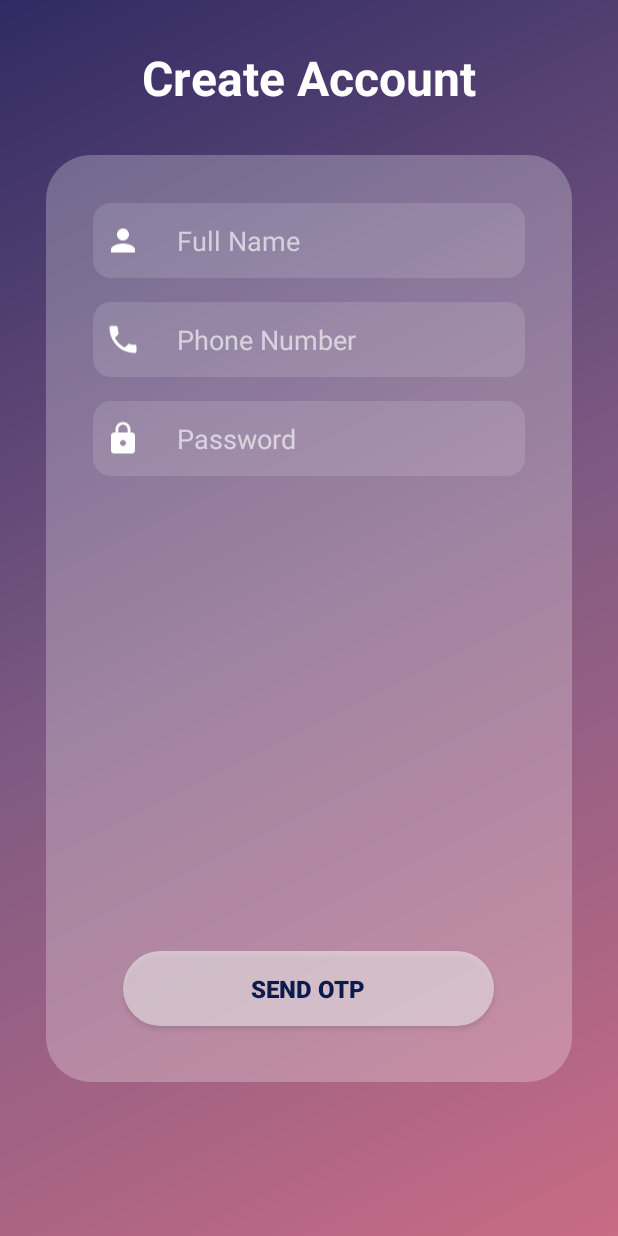
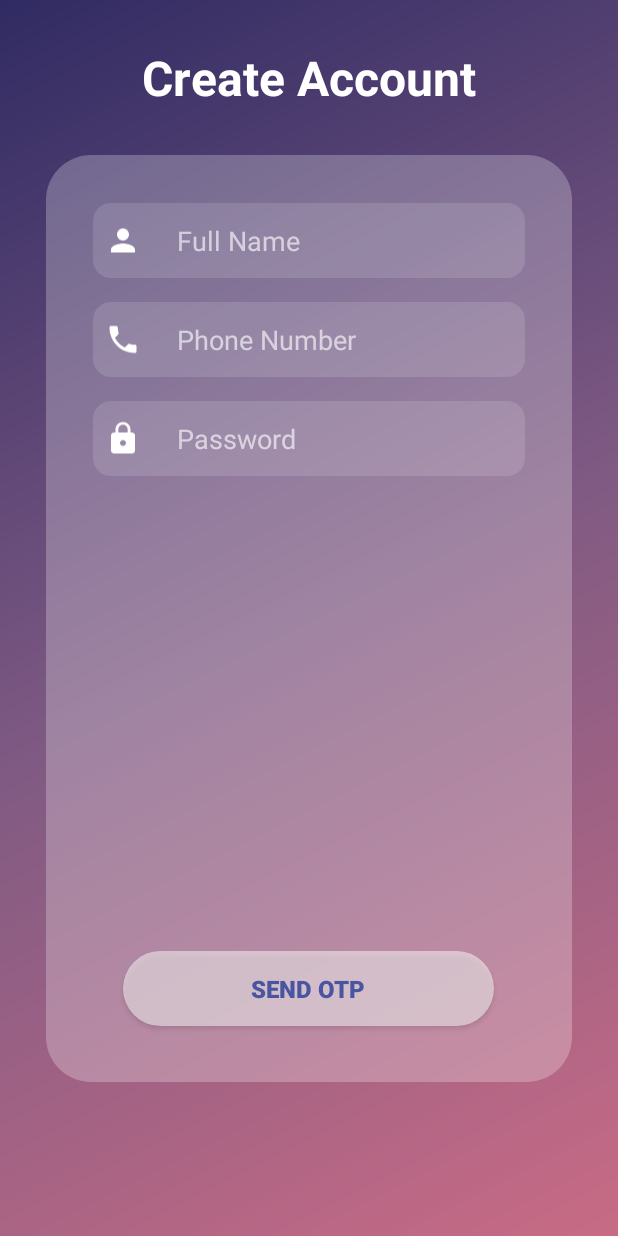
Before and after one commit to ashish04042004/AegisAIFinal, an Android app built with Jetpack Compose: the RegisterStep1Fragment screen opened through its navigation route, on a phone screen of 412 x 824 dp. Run offline under Robolectric (Android 15) with nearby library versions, the phone set to English and light mode, and no system bars.

Commit message:
Added Dark Mode Support

```diff
--- a/app/src/main/AndroidManifest.xml
+++ b/app/src/main/AndroidManifest.xml
@@ -48,7 +48,7 @@
         <activity
             android:name=".SplashActivity"
             android:exported="true"
-            android:theme="@style/Theme.AegisAI.NoActionBar">
+            android:theme="@style/Theme.AegisAI">
             <intent-filter>
                 <action android:name="android.intent.action.MAIN" />
                 <category android:name="android.intent.category.LAUNCHER" />
@@ -60,7 +60,7 @@
             android:name=".ui.auth.AuthActivity"
             android:exported="false"
             android:label="@string/app_name"
-            android:theme="@style/Theme.MaterialComponents.DayNight.NoActionBar"/>
+            android:theme="@style/Theme.AegisAI"/>
 
         <!-- 3. MAIN ACTIVITY (Also not the launcher) -->
         <activity
--- /dev/null
+++ b/app/src/main/res/drawable-night/gradient_background.xml
@@ -0,0 +1,9 @@
+<?xml version="1.0" encoding="utf-8"?>
+<shape xmlns:android="http://schemas.android.com/apk/res/android">
+    <gradient
+        android:angle="135"
+        android:startColor="#0D1B2A"
+        android:centerColor="#1B263B"
+        android:endColor="#415A77"
+        android:type="linear" />
+</shape>
--- a/app/src/main/res/layout/fragment_login.xml
+++ b/app/src/main/res/layout/fragment_login.xml
@@ -143,7 +143,7 @@
         android:layout_height="50dp"
         android:background="@drawable/login_button_background"
         android:text="LOGIN"
-        android:textColor="#0D1B4C"
+        android:textColor="?attr/colorPrimary"
         android:textSize="16sp"
         android:textStyle="bold"
         app:layout_constraintBottom_toBottomOf="@id/glass_card"
--- a/app/src/main/res/layout/fragment_register_step1.xml
+++ b/app/src/main/res/layout/fragment_register_step1.xml
@@ -130,7 +130,7 @@
         android:layout_height="50dp"
         android:background="@drawable/login_button_background"
         android:text="Send OTP"
-        android:textColor="#0D1B4C"
+        android:textColor="?attr/colorPrimary"
         android:textSize="16sp"
         android:textStyle="bold"
         app:layout_constraintBottom_toBottomOf="@id/glass_card"
--- /dev/null
+++ b/app/src/main/res/values-night/colors.xml
@@ -0,0 +1,11 @@
+<?xml version="1.0" encoding="utf-8"?>
+<resources>
+    <!-- Dark Mode Palette -->
+    <color name="md_theme_primary">#AEC6FF</color> <!-- A lighter blue for dark mode text/accents -->
+    <color name="md_theme_onPrimary">#002E69</color>
+    <color name="md_theme_secondary">#E6A4B4</color> <!-- A lighter pink for accents -->
+    <color name="md_theme_background">#0D1B2A</color> <!-- A very dark blue for the base -->
+    <color name="md_theme_surface">#1B263B</color>
+    <color name="md_theme_onSurface">#E0E2EC</color>
+    <color name="md_theme_text_secondary">#B0C4DE</color>
+</resources>
--- a/app/src/main/res/values-night/themes.xml
+++ b/app/src/main/res/values-night/themes.xml
@@ -1,7 +1,18 @@
 <resources xmlns:tools="http://schemas.android.com/tools">
-    <style name="Theme.AegisAI" parent="Theme.AppCompat.DayNight.NoActionBar">
-        <item name="colorPrimary">#90CAF9</item>
-        <item name="colorPrimaryDark">#0D47A1</item>
-        <item name="colorAccent">#FF4081</item>
+    <!-- Dark Theme for AegisAI. It inherits from the base DayNight theme. -->
+    <style name="Theme.AegisAI" parent="Theme.MaterialComponents.DayNight.NoActionBar">
+        <!-- Primary brand color. -->
+        <item name="colorPrimary">@color/md_theme_primary</item>
+        <item name="colorOnPrimary">@color/md_theme_onPrimary</item>
+        <!-- Secondary brand color. -->
+        <item name="colorSecondary">@color/md_theme_secondary</item>
+        <item name="colorOnSecondary">@color/black</item> <!-- Adjust as needed -->
+
+        <!-- Crucial for text and surfaces -->
+        <item name="android:textColor">@color/md_theme_onSurface</item>
+        <item name="android:textColorHint">@color/md_theme_text_secondary</item>
+
+        <!-- Status bar color. -->
+        <item name="android:statusBarColor">#0D1B2A</item> <!-- Darkest part of the gradient -->
     </style>
 </resources>
--- a/app/src/main/res/values/colors.xml
+++ b/app/src/main/res/values/colors.xml
@@ -14,4 +14,5 @@
     <color name="md_theme_surface">#FFFFFF</color>
     <color name="md_theme_onSurface">#1C1B1F</color>
     <color name="md_theme_text_secondary">#555555</color>
+
 </resources>
```
